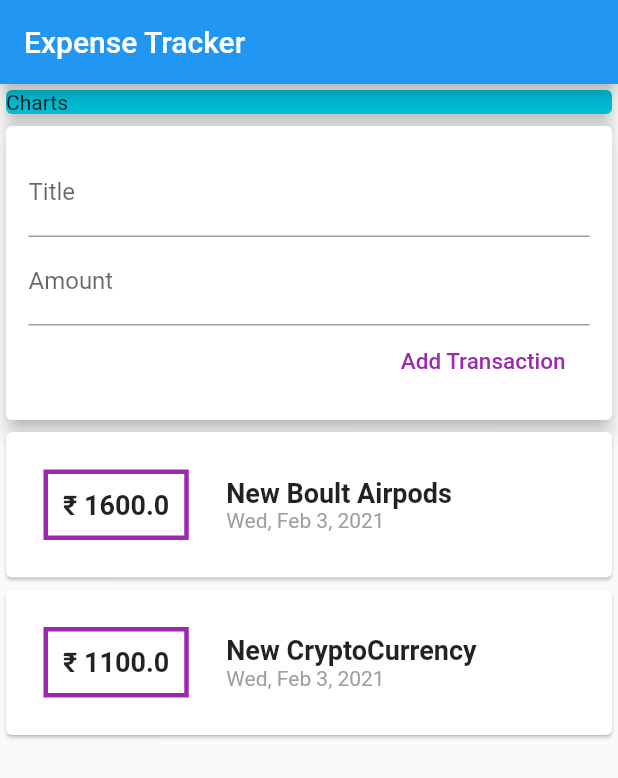
After one commit to mayank8200/Expense-Tracker-Flutter, a Flutter app: the screen it shows after launch, on a phone screen of 412 x 824 dp. The commit adds this screen. Shown: the top 778 px of the screen. Run offline on Flutter 3.47's test engine with Material 2 defaults, Android fonts, the phone set to English and light mode, and no system bars.

Commit message:
Splitted the app in different widgets

```diff
--- /dev/null
+++ b/lib/widgets/new_transactions.dart
@@ -0,0 +1,37 @@
+import 'package:flutter/material.dart';
+class NewTransaction extends StatelessWidget {
+  final titleController = TextEditingController();
+  final amountController = TextEditingController();
+    @override
+  Widget build(BuildContext context) {
+    return Card(
+                elevation: 5,
+                child: Container(
+                  padding: EdgeInsets.all(15),
+                  child: Column(
+                    crossAxisAlignment: CrossAxisAlignment.end,
+                    children: [
+                      TextField(
+                        decoration: InputDecoration(labelText: "Title"),
+                        controller: titleController,
+                      ),
+                      TextField(
+                        decoration: InputDecoration(labelText: "Amount"),
+                        controller: amountController,
+                      ),
+                      FlatButton(
+                          onPressed: () {
+                            print(titleController.text);
+                            print(amountController.text);
+                          },
+                          child: Text(
+                            "Add Transaction",
+                            style:
+                                TextStyle(color: Colors.purple, fontSize: 15),
+                          ))
+                    ],
+                  ),
+                ),
+              );
+  }
+}
--- /dev/null
+++ b/lib/widgets/tx_List.dart
@@ -0,0 +1,50 @@
+import 'package:flutter/material.dart';
+import '../models/transaction.dart';
+import 'package:intl/intl.dart';
+
+class TransactionList extends StatelessWidget {
+  final List<Transactions> userTransactions;
+  TransactionList(this.userTransactions);
+  @override
+  Widget build(BuildContext context) {
+    return Column(
+                children: userTransactions.map((tx) {
+                  return Card(
+                    child: Row(
+                      children: [
+                        Container(
+                          margin: EdgeInsets.all(25),
+                          padding: EdgeInsets.all(10),
+                          decoration: BoxDecoration(
+                            border: Border.all(
+                              color: Colors.purple,
+                              width: 3,
+                            ),
+                          ),
+                          child: Text(
+                            '₹ ${tx.amount}',
+                            style: TextStyle(
+                                fontWeight: FontWeight.bold, fontSize: 18),
+                          ),
+                        ),
+                        Column(
+                          crossAxisAlignment: CrossAxisAlignment.start,
+                          children: [
+                            Text(
+                              tx.title,
+                              style: TextStyle(
+                                  fontWeight: FontWeight.bold, fontSize: 18),
+                            ),
+                            Text(
+                              DateFormat.yMMMEd().format(tx.date),
+                              style: TextStyle(color: Colors.grey),
+                            ),
+                          ],
+                        ),
+                      ],
+                    ),
+                  );
+                }).toList(),
+              );
+        }
+}
--- /dev/null
+++ b/lib/widgets/user_transactions.dart
@@ -0,0 +1,33 @@
+import '../models/transaction.dart';
+import './tx_List.dart';
+import 'package:flutter/material.dart';
+import './new_transactions.dart';
+
+class UserTransactions extends StatefulWidget {
+  @override
+  _UserTransactionsState createState() => _UserTransactionsState();
+}
+
+class _UserTransactionsState extends State<UserTransactions> {
+  final List<Transactions> transactions = [
+    Transactions(
+        id: "t1",
+        title: "New Boult Airpods",
+        amount: 1600,
+        date: DateTime.now()),
+    Transactions(
+        id: "t2",
+        title: "New CryptoCurrency",
+        amount: 1100,
+        date: DateTime.now())
+  ];
+  @override
+  Widget build(BuildContext context) {
+    return Column(
+      children: [
+        NewTransaction(),
+        TransactionList(transactions)
+      ],
+    );
+  }
+}
```
Also changed, not shown: lib/main.dart (+4 -77 lines), lib/models/transaction.dart (renamed from lib/transaction.dart).
